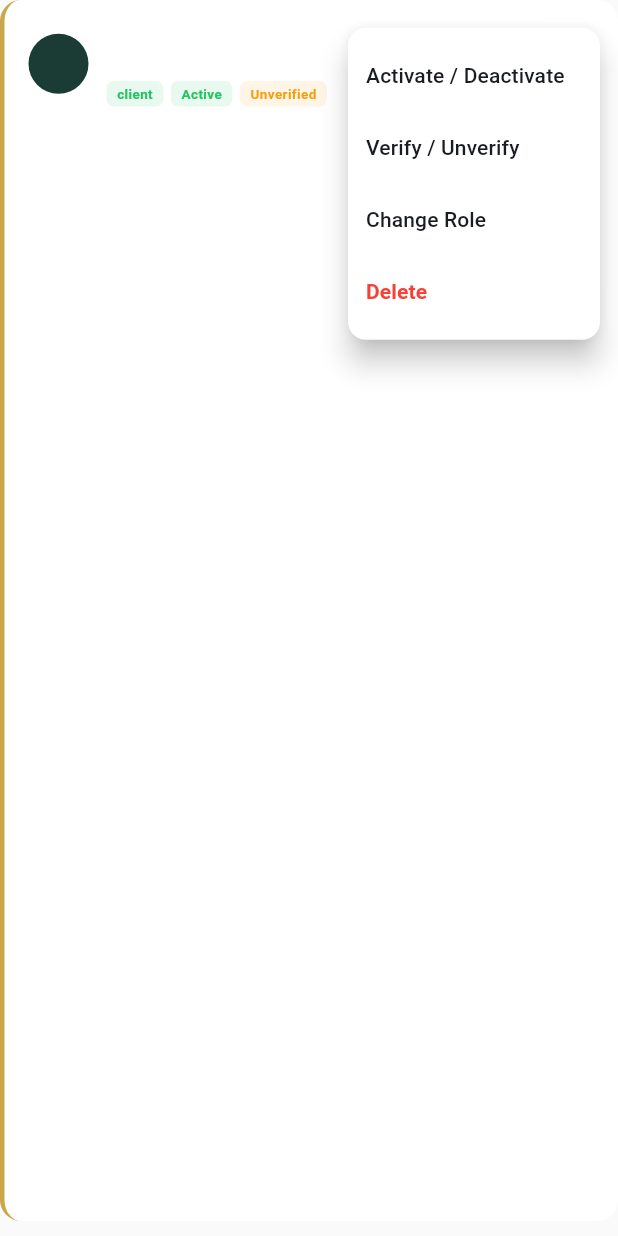
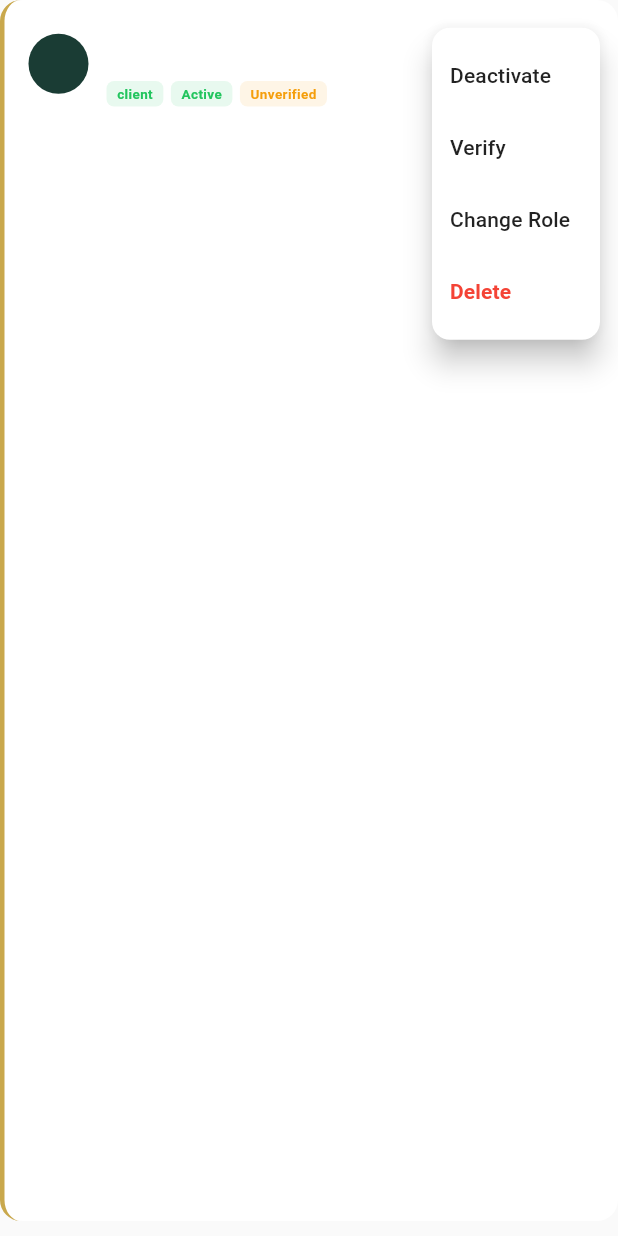
Before and after one commit to peacemakerbill/premisave_flutter_frontend, a Flutter app: the _UserCard widget shown alone on an empty page, opened directly with empty values, after a tap on "client", after a tap on the "more vert" icon, on a phone screen of 412 x 824 dp. Run offline on Flutter 3.47's test engine with Material 3 defaults, Android fonts, the phone set to English and light mode, and no system bars; our stand-ins replace cached_network_image, dio, firebase_messaging, flutter_local_notifications, flutter_riverpod, flutter_secure_storage and 5 more; missing offline and left inert: flutter_facebook_auth; accounts and stored records are empty; network calls fail.

Commit message:
Enhancing admin dashboard ui

```diff
--- a/lib/src/screens/dashboard/admin/contents/admin_user_management_content.dart
+++ b/lib/src/screens/dashboard/admin/contents/admin_user_management_content.dart
@@ -12,6 +12,7 @@ import 'widgets/user-management/user_details_dialog.dart';
 
 const _brand = Color(0xFF1A3C34);
 const _gold = Color(0xFFC9A84C);
+const _slate = Color(0xFF6B7280);
 
 class AdminUserManagementContent extends ConsumerStatefulWidget {
   const AdminUserManagementContent({super.key});
@@ -95,8 +96,7 @@ class _AdminUserManagementContentState extends ConsumerState<AdminUserManagement
               },
               notifier: notifier,
             ),
-            if (state.isLoading)
-              const LinearProgressIndicator(color: _brand, backgroundColor: Color(0xFFF5F0E8)),
+            if (state.isLoading) const LinearProgressIndicator(color: _brand, backgroundColor: Color(0xFFF5F0E8)),
             if (state.error != null) _ErrorBanner(state: state, ref: ref),
             if (_searchController.text.isNotEmpty && !state.isLoading)
               _SearchBanner(query: _searchController.text, count: state.filteredUsers.length),
@@ -135,10 +135,7 @@ class _AdminUserManagementContentState extends ConsumerState<AdminUserManagement
   }
 
   void _showCreate(BuildContext ctx, UserManagementNotifier notifier) {
-    showDialog(
-      context: ctx,
-      builder: (_) => CreateUserDialog(onCreate: (data) async => notifier.createUser(data)),
-    );
+    showDialog(context: ctx, builder: (_) => CreateUserDialog(onCreate: (data) async => notifier.createUser(data)));
   }
 
   void _handleAction(String action, UserManagementNotifier notifier, UserModel user) {
@@ -156,8 +153,6 @@ class _AdminUserManagementContentState extends ConsumerState<AdminUserManagement
     }
   }
 }
-
-// ── Filters Bar (unchanged) ─────────────────────────────────────────────────
 
 class _FiltersBar extends StatelessWidget {
   final TextEditingController controller;
@@ -295,16 +290,11 @@ class _FilterPill extends StatelessWidget {
           borderRadius: BorderRadius.circular(20),
           border: Border.all(color: selected ? _brand : const Color(0xFFEAE6DE)),
         ),
-        child: Text(
-          label,
-          style: TextStyle(fontSize: 11, fontWeight: FontWeight.w600, color: selected ? Colors.white : const Color(0xFF6B7280)),
-        ),
+        child: Text(label, style: TextStyle(fontSize: 11, fontWeight: FontWeight.w600, color: selected ? Colors.white : const Color(0xFF6B7280))),
       ),
     );
   }
 }
-
-// ── User Card with visible menu ─────────────────────────────────────────────
 
 class _UserCard extends StatelessWidget {
   final UserModel user;
@@ -374,12 +364,21 @@ class _UserCard extends StatelessWidget {
                     elevation: 8,
                     icon: const Icon(Icons.more_vert_rounded, size: 18, color: Color(0xFF6B7280)),
                     itemBuilder: (_) => [
-                      PopupMenuItem(value: user.active ? 'deactivate' : 'activate', child: const Text('Activate / Deactivate')),
-                      PopupMenuItem(value: user.verified ? 'unverify' : 'verify', child: const Text('Verify / Unverify')),
-                      const PopupMenuItem(value: 'change_role', child: Text('Change Role')),
                       PopupMenuItem(
+                        value: user.active ? 'deactivate' : 'activate',
+                        child: Text(user.active ? 'Deactivate' : 'Activate', style: const TextStyle(color: Colors.black87)),
+                      ),
+                      PopupMenuItem(
+                        value: user.verified ? 'unverify' : 'verify',
+                        child: Text(user.verified ? 'Unverify' : 'Verify', style: const TextStyle(color: Colors.black87)),
+                      ),
+                      const PopupMenuItem(
+                        value: 'change_role',
+                        child: Text('Change Role', style: TextStyle(color: Colors.black87)),
+                      ),
+                      const PopupMenuItem(
                         value: 'delete',
-                        child: const Text('Delete', style: TextStyle(color: Colors.red, fontWeight: FontWeight.w600)),
+                        child: Text('Delete', style: TextStyle(color: Colors.red, fontWeight: FontWeight.w600)),
                       ),
                     ],
                   ),
```
